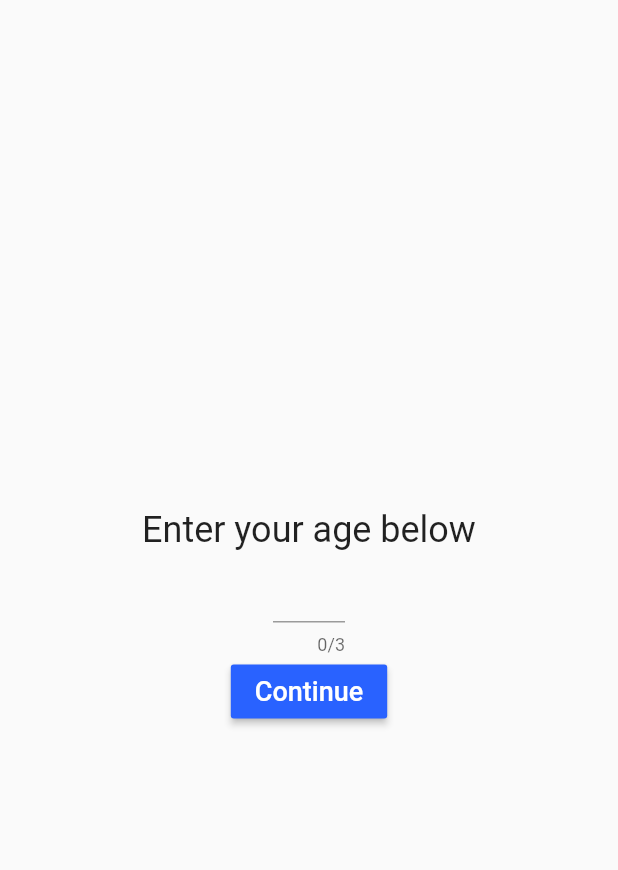
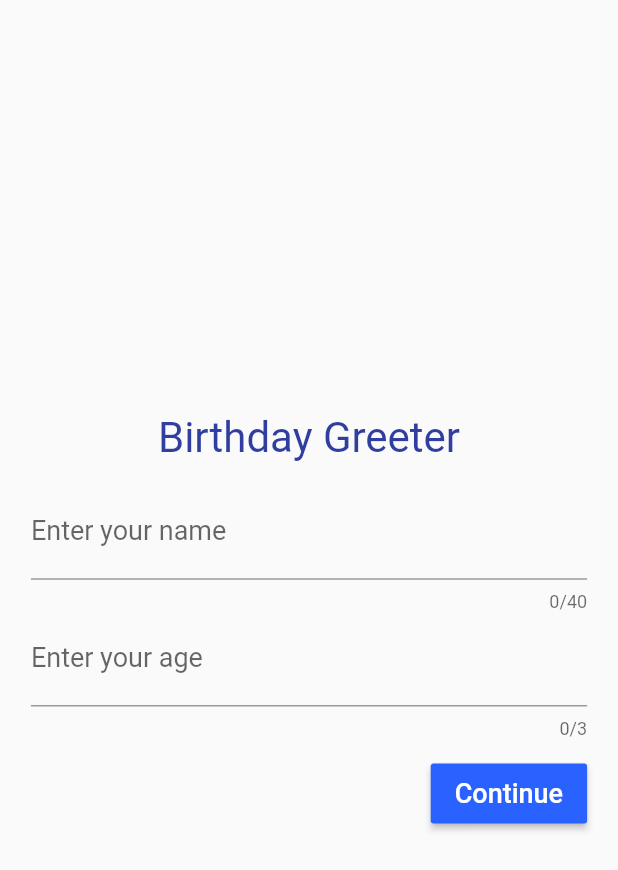
Before and after one commit to easy-Coder/notez, a Flutter app: the screen it shows after launch, on a phone screen of 412 x 824 dp. Shown: the top 870 px of the screen. Run offline on Flutter 3.47's test engine with Material 2 defaults, Android fonts, the phone set to English and light mode, and no system bars; our stand-ins replace audioplayers.

Commit message:
refactor and optimization

```diff
--- /dev/null
+++ b/lib/model/user.dart
@@ -0,0 +1,4 @@
+class User {
+  String name;
+  String age;
+}
--- a/lib/pages/components/form.dart
+++ b/lib/pages/components/form.dart
@@ -1,4 +1,7 @@
+import 'dart:ui';
+
 import 'package:flutter/material.dart';
+import 'package:notez/model/user.dart';
 import 'package:notez/pages/greetings.dart';
 
 class AgeForm extends StatefulWidget {
@@ -7,38 +10,65 @@ class AgeForm extends StatefulWidget {
 }
 
 class _AgeFormState extends State<AgeForm> {
-  final TextEditingController _controller = TextEditingController();
-  String _age;
+  final GlobalKey<FormState> _formKey = GlobalKey();
+
+  User _user = User();
+
+  _notEmpty(String value) => value != null && value.isNotEmpty;
   @override
   Widget build(BuildContext context) {
-    // TODO: implement build
-    return Column(
+    return Form(
+      key: _formKey,
+      child: Column(
+        children: [
+          TextFormField(
+            keyboardType: TextInputType.name,
+            maxLength: 40,
+            style: TextStyle(
+              fontSize: 18,
+            ),
+            // maxLengthEnforced: true,
+            // textAlign: TextAlign.center,
+            decoration: InputDecoration(
+              labelText: "Enter your name",
+            ),
+            validator: (value) => !_notEmpty(value) ? "Name is required" : null,
+            onSaved: (String value) => _user.name = value,
+          ),
+          TextFormField(
+            keyboardType: TextInputType.number,
+            maxLength: 3,
+            style: TextStyle(
+              fontSize: 18,
+            ),
+            // textAlign: TextAlign.center,
+            decoration: InputDecoration(
+              labelText: "Enter your age",
+            ),
+            validator: (value) => !_notEmpty(value) ? "Age is required" : null,
+            onSaved: (String value) => _user.age = value,
+          ),
+          SizedBox(
+            height: 16,
+          ),
+          Row(
+            mainAxisAlignment: MainAxisAlignment.end,
             children: [
               Container(
-          width: 48,
-          child: TextField(
-            controller: _controller,
-            keyboardType: TextInputType.number,
-            maxLength: 3,
-            // maxLengthEnforced: true,
-            textAlign: TextAlign.center,
-            // decoration: InputDecoration(
-            //
-            // ),
-          ),
-        ),
-        RaisedButton(
+                // width: 160,
+                height: 40,
+                child: RaisedButton(
                   onPressed: () {
-            setState(() {
-              _age = _controller.text;
-            });
+                    if (_formKey.currentState.validate()) {
+                      _formKey.currentState.save();
                       Navigator.of(context).push(
                         MaterialPageRoute(
                           builder: (BuildContext context) {
-                  return BirthdayGreetingsPage(age: _age);
+                            return BirthdayGreetingsPage(user: _user);
                           },
                         ),
                       );
+                    }
                   },
                   child: Text(
                     "Continue",
@@ -46,8 +76,12 @@ class _AgeFormState extends State<AgeForm> {
                   ),
                   color: Colors.blueAccent[700],
                   textColor: Colors.white,
-        )
+                ),
+              ),
             ],
+          ),
+        ],
+      ),
     );
   }
 }
--- a/lib/pages/greetings.dart
+++ b/lib/pages/greetings.dart
@@ -1,10 +1,11 @@
 import 'package:flutter/material.dart';
+import 'package:notez/model/user.dart';
 import 'package:notez/pages/components/player.dart';
 
 class BirthdayGreetingsPage extends StatelessWidget {
-  final String age;
+  final User user;
 
-  BirthdayGreetingsPage({Key key, @required this.age}) : super(key: key);
+  BirthdayGreetingsPage({Key key, @required this.user}) : super(key: key);
 
   @override
   Widget build(BuildContext context) {
@@ -15,7 +16,15 @@ class BirthdayGreetingsPage extends StatelessWidget {
           mainAxisAlignment: MainAxisAlignment.center,
           children: [
             Text(
-              "!!!You are $age today!!!",
+              "Happy birthday, ${user.name}!",
+              textAlign: TextAlign.center,
+              style: TextStyle(
+                color: Colors.blue[900],
+                fontSize: 24,
+              ),
+            ),
+            Text(
+              "!!!You are ${user.age} today!!!",
               textAlign: TextAlign.center,
               style: TextStyle(
                 color: Colors.red[700],
--- a/lib/pages/homepage.dart
+++ b/lib/pages/homepage.dart
@@ -6,6 +6,7 @@ import 'package:notez/pages/components/form.dart';
 class Homepage extends StatelessWidget {
   @override
   Widget build(BuildContext context) {
+    final width = MediaQuery.of(context).size.width;
     // TODO: implement build
     return Scaffold(
       body: Center(
@@ -13,15 +14,20 @@ class Homepage extends StatelessWidget {
           mainAxisAlignment: MainAxisAlignment.center,
           children: [
             Text(
-              "Enter your age below",
+              "Birthday Greeter",
               textAlign: TextAlign.center,
-              style: TextStyle(fontSize: 24),
+              style: TextStyle(
+                fontSize: 28,
+                color: Colors.indigo[700],
+              ),
+            ),
+            SizedBox(
+              height: 16,
             ),
             Container(
-              child: Stack(
-                children: [AgeForm()],
-              ),
-            )
+              width: width * 0.9,
+              child: AgeForm(),
+            ),
           ],
         ),
       ),
```
Lines whose indentation alone changed are shown as unchanged.
